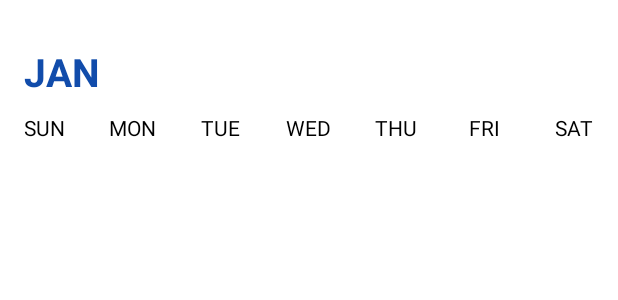
After one commit to paulosabaini/mood-tracker, an Android app: the layout calendar_header_layout.xml on its own in the app's theme, with its tools: preview values and no code run, on a phone screen of 412 x 824 dp. The commit adds this screen. Shown: the top 300 px of the screen. Run offline under Robolectric (Android 15) with nearby library versions, the phone set to English and light mode, and no system bars.

Commit message:
Add CalendarView.

```diff
--- a/app/build.gradle
+++ b/app/build.gradle
@@ -25,6 +25,7 @@ android {
         }
     }
     compileOptions {
+        coreLibraryDesugaringEnabled true
         sourceCompatibility JavaVersion.VERSION_1_8
         targetCompatibility JavaVersion.VERSION_1_8
     }
@@ -54,4 +55,9 @@ dependencies {
 
     // ViewModel and LiveData
     implementation "androidx.lifecycle:lifecycle-viewmodel-ktx:2.3.0"
+
+    // CalendarView
+    coreLibraryDesugaring 'com.android.tools:desugar_jdk_libs:1.1.5'
+    implementation 'com.github.kizitonwose:CalendarView:1.0.2'
+
 }
--- /dev/null
+++ b/app/src/main/res/drawable/day_selected_background.xml
@@ -0,0 +1,6 @@
+<?xml version="1.0" encoding="utf-8"?>
+<shape xmlns:android="http://schemas.android.com/apk/res/android"
+    android:shape="oval">
+
+    <solid android:color="@color/gray" />
+</shape>
--- /dev/null
+++ b/app/src/main/res/layout/calendar_day_legend.xml
@@ -0,0 +1,80 @@
+<LinearLayout xmlns:android="http://schemas.android.com/apk/res/android"
+    xmlns:tools="http://schemas.android.com/tools"
+    android:id="@+id/legendLayout"
+    android:layout_width="match_parent"
+    android:layout_height="wrap_content"
+    android:gravity="center"
+    android:orientation="horizontal"
+    tools:ignore="HardcodedText">
+
+    <TextView
+        android:id="@+id/legendText1"
+        android:layout_width="0dp"
+        android:layout_height="wrap_content"
+        android:layout_weight="1"
+        android:gravity="center"
+        android:text="SUN"
+        android:textColor="@color/black"
+        android:textSize="14sp" />
+
+    <TextView
+        android:id="@+id/legendText2"
+        android:layout_width="0dp"
+        android:layout_height="wrap_content"
+        android:layout_weight="1"
+        android:gravity="center"
+        android:text="MON"
+        android:textColor="@color/black"
+        android:textSize="14sp" />
+
+    <TextView
+        android:id="@+id/legendText3"
+        android:layout_width="0dp"
+        android:layout_height="wrap_content"
+        android:layout_weight="1"
+        android:gravity="center"
+        android:text="TUE"
+        android:textColor="@color/black"
+        android:textSize="14sp" />
+
+    <TextView
+        android:id="@+id/legendText4"
+        android:layout_width="0dp"
+        android:layout_height="wrap_content"
+        android:layout_weight="1"
+        android:gravity="center"
+        android:text="WED"
+        android:textColor="@color/black"
+        android:textSize="14sp" />
+
+    <TextView
+        android:id="@+id/legendText5"
+        android:layout_width="0dp"
+        android:layout_height="wrap_content"
+        android:layout_weight="1"
+        android:gravity="center"
+        android:text="THU"
+        android:textColor="@color/black"
+        android:textSize="14sp" />
+
+    <TextView
+        android:id="@+id/legendText6"
+        android:layout_width="0dp"
+        android:layout_height="wrap_content"
+        android:layout_weight="1"
+        android:gravity="center"
+        android:text="FRI"
+        android:textColor="@color/black"
+        android:textSize="14sp" />
+
+    <TextView
+        android:id="@+id/legendText7"
+        android:layout_width="0dp"
+        android:layout_height="wrap_content"
+        android:layout_weight="1"
+        android:gravity="center"
+        android:text="SAT"
+        android:textColor="@color/black"
+        android:textSize="14sp" />
+
+</LinearLayout>
--- /dev/null
+++ b/app/src/main/res/layout/calendar_header_layout.xml
@@ -0,0 +1,28 @@
+<?xml version="1.0" encoding="utf-8"?>
+
+<LinearLayout xmlns:android="http://schemas.android.com/apk/res/android"
+    xmlns:tools="http://schemas.android.com/tools"
+    android:layout_width="match_parent"
+    android:layout_height="wrap_content"
+    android:orientation="vertical"
+    android:paddingTop="10dp"
+    android:paddingBottom="10dp">
+
+    <TextView
+        android:id="@+id/calendarHeaderText"
+        android:layout_width="match_parent"
+        android:layout_height="wrap_content"
+        android:gravity="left"
+        android:paddingLeft="16dp"
+        android:paddingTop="20dp"
+        android:paddingBottom="10dp"
+        android:textColor="@color/ink"
+        android:textSize="26sp"
+        android:textStyle="bold"
+        tools:text="JAN" />
+
+    <include
+        android:id="@+id/legendLayout"
+        layout="@layout/calendar_day_legend" />
+
+</LinearLayout>
--- a/app/src/main/res/values-night/themes.xml
+++ b/app/src/main/res/values-night/themes.xml
@@ -1,6 +1,6 @@
 <resources xmlns:tools="http://schemas.android.com/tools">
     <!-- Base application theme. -->
-    <style name="Theme.MoodTracker" parent="Theme.MaterialComponents.DayNight.DarkActionBar">
+    <style name="Theme.MoodTracker" parent="Theme.MaterialComponents.DayNight.NoActionBar">
         <!-- Primary brand color. -->
         <item name="colorPrimary">@color/purple_200</item>
         <item name="colorPrimaryVariant">@color/purple_700</item>
--- a/app/src/main/res/values/themes.xml
+++ b/app/src/main/res/values/themes.xml
@@ -1,6 +1,6 @@
 <resources xmlns:tools="http://schemas.android.com/tools">
     <!-- Base application theme. -->
-    <style name="Theme.MoodTracker" parent="Theme.MaterialComponents.DayNight.DarkActionBar">
+    <style name="Theme.MoodTracker" parent="Theme.MaterialComponents.DayNight.NoActionBar">
         <!-- Primary brand color. -->
         <item name="colorPrimary">@color/purple_500</item>
         <item name="colorPrimaryVariant">@color/purple_700</item>
--- a/build.gradle
+++ b/build.gradle
@@ -18,6 +18,7 @@ allprojects {
     repositories {
         google()
         jcenter()
+        maven { url "https://jitpack.io" }
     }
 }
 
```
Also changed, not shown: app/src/main/java/org/sabaini/moodtracker/ui/CalendarFragment.kt (+100 -0 lines), app/src/main/res/layout/calendar_day_layout.xml (added, +11 -0 lines), app/src/main/res/layout/fragment_calendar.xml (+6 -2 lines).
